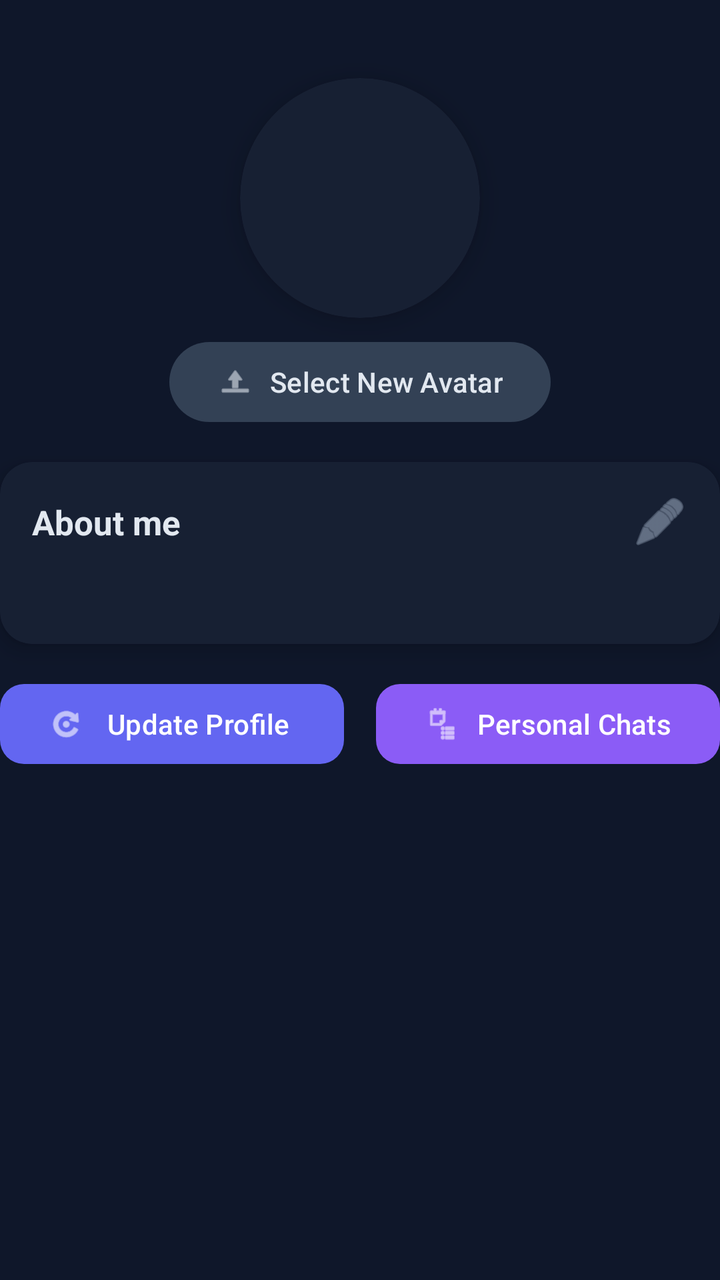
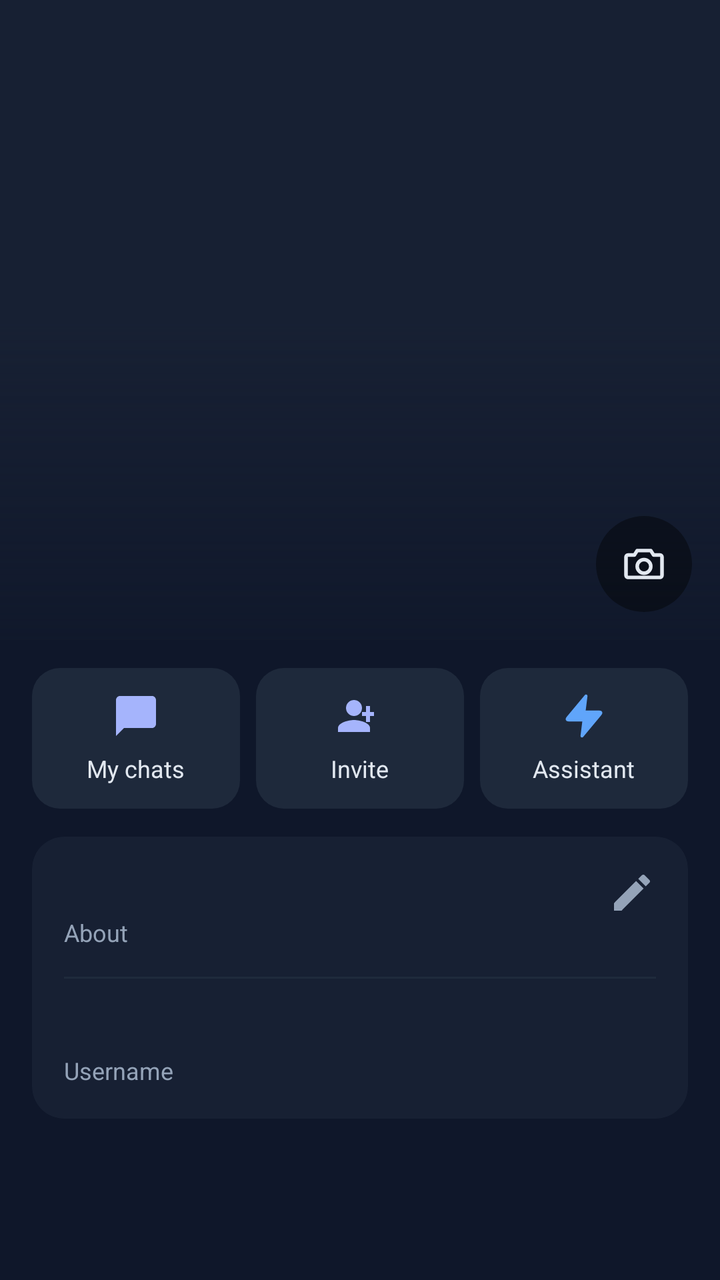

Two renders of the same Android screen: before a commit and after it. Below are the layout's source before the change and the commit's diff.
<!-- AndroidManifest.xml: application theme Theme.UnlimitedPossibilities12 -->
<!-- res/layout/fragment_profile.xml -->
<?xml version="1.0" encoding="utf-8"?>
<androidx.constraintlayout.widget.ConstraintLayout xmlns:android="http://schemas.android.com/apk/res/android"
    xmlns:app="http://schemas.android.com/apk/res-auto"
    android:layout_width="match_parent"
    android:layout_height="match_parent"
    android:background="#0F172A"
    android:paddingTop="0dp"
    android:paddingStart="0dp"
    android:paddingEnd="0dp"
    android:paddingBottom="16dp"
    android:clipChildren="false"
    android:clipToPadding="false">

    
    <FrameLayout
        android:id="@+id/username_container"
        android:layout_width="0dp"
        android:layout_height="wrap_content"
        app:layout_constraintTop_toTopOf="parent"
        app:layout_constraintStart_toStartOf="parent"
        app:layout_constraintEnd_toEndOf="parent">

        <TextView
            android:id="@+id/username_text_view"
            android:layout_width="wrap_content"
            android:layout_height="wrap_content"
            android:layout_gravity="center"
            android:textSize="26sp"
            android:textStyle="bold"
            android:textColor="#E2E8F0" />

        <TextView
            android:id="@+id/status_text_view"
            android:layout_width="wrap_content"
            android:layout_height="wrap_content"
            android:layout_gravity="center"
            android:layout_marginTop="4dp"
            android:textSize="15sp"
            android:textColor="#94A3B8" />
    </FrameLayout>

    
    <androidx.cardview.widget.CardView
        android:id="@+id/avatar_card"
        android:layout_width="120dp"
        android:layout_height="120dp"
        app:layout_constraintTop_toBottomOf="@id/username_container"
        app:layout_constraintStart_toStartOf="parent"
        app:layout_constraintEnd_toEndOf="parent"
        app:cardCornerRadius="60dp"
        app:cardElevation="8dp"
        app:cardBackgroundColor="#172033"
        android:layout_marginTop="4dp">

        <FrameLayout
            android:layout_width="match_parent"
            android:layout_height="match_parent"
            android:padding="4dp">

            <ImageView
                android:id="@+id/avatar_image_view"
                android:layout_width="match_parent"
                android:layout_height="match_parent"
                android:scaleType="centerCrop"
                android:contentDescription="User avatar" />

            <TextView
                android:id="@+id/avatar_text_view"
                android:layout_width="match_parent"
                android:layout_height="match_parent"
                android:gravity="center"
                android:textSize="42sp"
                android:textStyle="bold"
                android:textColor="#E2E8F0"
                android:visibility="gone" />
        </FrameLayout>
    </androidx.cardview.widget.CardView>

    
    <View
        android:id="@+id/status_indicator"
        android:layout_width="18dp"
        android:layout_height="18dp"
        android:background="@drawable/circle_green"
        android:visibility="gone"
        app:layout_constraintEnd_toEndOf="@id/avatar_card"
        app:layout_constraintBottom_toBottomOf="@id/avatar_card"
        android:layout_marginEnd="8dp"
        android:layout_marginBottom="8dp" />

    
    <com.google.android.material.button.MaterialButton
        android:id="@+id/avatar_input_button"
        android:layout_width="wrap_content"
        android:layout_height="wrap_content"
        android:text="Select New Avatar"
        android:textSize="14sp"
        app:cornerRadius="20dp"
        app:backgroundTint="#334155"
        android:textColor="#E2E8F0"
        android:visibility="visible"
        app:layout_constraintTop_toBottomOf="@id/avatar_card"
        app:layout_constraintStart_toStartOf="parent"
        app:layout_constraintEnd_toEndOf="parent"
        android:layout_marginTop="8dp"
        app:icon="@android:drawable/ic_menu_upload"
        app:iconTint="#E2E8F0" />

    
    <androidx.cardview.widget.CardView
        android:id="@+id/bio_card"
        android:layout_width="0dp"
        android:layout_height="wrap_content"
        app:layout_constraintTop_toBottomOf="@id/avatar_input_button"
        app:layout_constraintStart_toStartOf="parent"
        app:layout_constraintEnd_toEndOf="parent"
        android:layout_marginTop="16dp"
        app:cardCornerRadius="16dp"
        app:cardElevation="6dp"
        app:cardBackgroundColor="#172033">

        <LinearLayout
            android:layout_width="match_parent"
            android:layout_height="wrap_content"
            android:orientation="vertical"
            android:padding="16dp">

            <LinearLayout
                android:layout_width="match_parent"
                android:layout_height="wrap_content"
                android:orientation="horizontal"
                android:gravity="center_vertical">

                <TextView
                    android:id="@+id/bio_title"
                    android:layout_width="0dp"
                    android:layout_height="wrap_content"
                    android:layout_weight="1"
                    android:text="About me"
                    android:textSize="17sp"
                    android:textStyle="bold"
                    android:textColor="#E2E8F0" />

                <ImageView
                    android:id="@+id/bio_edit_icon"
                    android:layout_width="28dp"
                    android:layout_height="28dp"
                    android:src="@android:drawable/ic_menu_edit"
                    android:tint="#94A3B8"
                    android:visibility="visible"
                    android:background="?attr/selectableItemBackgroundBorderless" />
            </LinearLayout>

            <TextView
                android:id="@+id/bio_text_view"
                android:layout_width="match_parent"
                android:layout_height="wrap_content"
                android:textSize="15.5sp"
                android:textColor="#CBD5E1"
                android:layout_marginTop="10dp"
                android:maxLines="6"
                android:ellipsize="end" />

            <EditText
                android:id="@+id/bio_edit_text"
                android:layout_width="match_parent"
                android:layout_height="wrap_content"
                android:textSize="15.5sp"
                android:textColor="#E2E8F0"
                android:background="@drawable/edit_text_dark_background"
                android:padding="12dp"
                android:maxLength="244"
                android:visibility="gone"
                android:layout_marginTop="8dp" />
        </LinearLayout>
    </androidx.cardview.widget.CardView>

    
    <LinearLayout
        android:id="@+id/current_user_buttons"
        android:layout_width="0dp"
        android:layout_height="wrap_content"
        android:orientation="horizontal"
        android:gravity="center"
        android:visibility="visible"
        app:layout_constraintTop_toBottomOf="@id/bio_card"
        app:layout_constraintStart_toStartOf="parent"
        app:layout_constraintEnd_toEndOf="parent"
        android:layout_marginTop="16dp">

        <com.google.android.material.button.MaterialButton
            android:id="@+id/update_button"
            android:layout_width="0dp"
            android:layout_height="wrap_content"
            android:layout_weight="1"
            android:text="Update Profile"
            app:cornerRadius="12dp"
            app:backgroundTint="#6366F1"
            android:textColor="#FFFFFF"
            android:layout_marginEnd="8dp"
            app:icon="@android:drawable/ic_menu_rotate"
            app:iconTint="#FFFFFF" />

        <com.google.android.material.button.MaterialButton
            android:id="@+id/personal_chats_button"
            android:layout_width="0dp"
            android:layout_height="wrap_content"
            android:layout_weight="1"
            android:text="Personal Chats"
            app:cornerRadius="12dp"
            app:backgroundTint="#8B5CF6"
            android:textColor="#FFFFFF"
            android:layout_marginStart="8dp"
            app:icon="@android:drawable/ic_menu_agenda"
            app:iconTint="#FFFFFF" />
    </LinearLayout>

</androidx.constraintlayout.widget.ConstraintLayout>
<!-- resources referenced by this layout -->
<resources>
  <!-- drawable edit_text_dark_background (drawable) -->
  <?xml version="1.0" encoding="utf-8"?>
  <shape xmlns:android="http://schemas.android.com/apk/res/android">
      <solid android:color="#1E2937" />
      <stroke android:width="1dp" android:color="#334155" />
      <corners android:radius="12dp" />
  </shape>
  <!-- unchanged entries left out for length: 3 -->
</resources>

<!-- the commit's change to res/layout/fragment_profile.xml (unified diff, before → after) -->
@@ -1,218 +1,317 @@
 <?xml version="1.0" encoding="utf-8"?>
-<androidx.constraintlayout.widget.ConstraintLayout xmlns:android="http://schemas.android.com/apk/res/android"
+<androidx.core.widget.NestedScrollView
+    xmlns:android="http://schemas.android.com/apk/res/android"
     xmlns:app="http://schemas.android.com/apk/res-auto"
+    android:id="@+id/profile_scroll"
     android:layout_width="match_parent"
     android:layout_height="match_parent"
     android:background="#0F172A"
-    android:paddingTop="0dp"
-    android:paddingStart="0dp"
-    android:paddingEnd="0dp"
-    android:paddingBottom="16dp"
-    android:clipChildren="false"
-    android:clipToPadding="false">
-
-    
-    <FrameLayout
-        android:id="@+id/username_container"
-        android:layout_width="0dp"
+    android:fillViewport="true">
+
+    <androidx.constraintlayout.widget.ConstraintLayout
+        android:layout_width="match_parent"
         android:layout_height="wrap_content"
-        app:layout_constraintTop_toTopOf="parent"
-        app:layout_constraintStart_toStartOf="parent"
-        app:layout_constraintEnd_toEndOf="parent">
-
-        <TextView
-            android:id="@+id/username_text_view"
-            android:layout_width="wrap_content"
-            android:layout_height="wrap_content"
-            android:layout_gravity="center"
-            android:textSize="26sp"
-            android:textStyle="bold"
-            android:textColor="#E2E8F0" />
-
-        <TextView
-            android:id="@+id/status_text_view"
-            android:layout_width="wrap_content"
-            android:layout_height="wrap_content"
-            android:layout_gravity="center"
-            android:layout_marginTop="4dp"
-            android:textSize="15sp"
-            android:textColor="#94A3B8" />
-    </FrameLayout>
-
-    
-    <androidx.cardview.widget.CardView
-        android:id="@+id/avatar_card"
-        android:layout_width="120dp"
-        android:layout_height="120dp"
-        app:layout_constraintTop_toBottomOf="@id/username_container"
-        app:layout_constraintStart_toStartOf="parent"
-        app:layout_constraintEnd_toEndOf="parent"
-        app:cardCornerRadius="60dp"
-        app:cardElevation="8dp"
-        app:cardBackgroundColor="#172033"
-        android:layout_marginTop="4dp">
-
+        android:paddingBottom="88dp">
+
+        
         <FrameLayout
-            android:layout_width="match_parent"
-            android:layout_height="match_parent"
-            android:padding="4dp">
+            android:id="@+id/avatar_card"
+            android:layout_width="0dp"
+            android:layout_height="320dp"
+            app:layout_constraintTop_toTopOf="parent"
+            app:layout_constraintStart_toStartOf="parent"
+            app:layout_constraintEnd_toEndOf="parent">
 
             <ImageView
                 android:id="@+id/avatar_image_view"
                 android:layout_width="match_parent"
                 android:layout_height="match_parent"
+                android:background="#172033"
                 android:scaleType="centerCrop"
-                android:contentDescription="User avatar" />
-
+                android:contentDescription="My avatar" />
+
+            
             <TextView
                 android:id="@+id/avatar_text_view"
                 android:layout_width="match_parent"
                 android:layout_height="match_parent"
                 android:gravity="center"
-                android:textSize="42sp"
+                android:textSize="96sp"
                 android:textStyle="bold"
                 android:textColor="#E2E8F0"
                 android:visibility="gone" />
+
+            <View
+                android:layout_width="match_parent"
+                android:layout_height="160dp"
+                android:layout_gravity="bottom"
+                android:background="@drawable/bg_header_scrim" />
+
+            <LinearLayout
+                android:id="@+id/username_container"
+                android:layout_width="match_parent"
+                android:layout_height="wrap_content"
+                android:layout_gravity="bottom"
+                android:orientation="vertical"
+                android:paddingStart="20dp"
+                android:paddingEnd="76dp"
+                android:paddingBottom="18dp">
+
+                <TextView
+                    android:id="@+id/username_text_view"
+                    android:layout_width="wrap_content"
+                    android:layout_height="wrap_content"
+                    android:ellipsize="end"
+                    android:maxLines="1"
+                    android:textSize="26sp"
+                    android:textStyle="bold"
+                    android:textColor="#FFFFFF"
+                    android:shadowColor="#80000000"
+                    android:shadowDx="0"
+                    android:shadowDy="1"
+                    android:shadowRadius="6" />
+
+                <LinearLayout
+                    android:layout_width="wrap_content"
+                    android:layout_height="wrap_content"
+                    android:layout_marginTop="2dp"
+                    android:gravity="center_vertical"
+                    android:orientation="horizontal">
+
+                    <View
+                        android:id="@+id/status_indicator"
+                        android:layout_width="8dp"
+                        android:layout_height="8dp"
+                        android:layout_marginEnd="6dp"
+                        android:background="@drawable/circle_green"
+                        android:visibility="gone" />
+
+                    <TextView
+                        android:id="@+id/status_text_view"
+                        android:layout_width="wrap_content"
+                        android:layout_height="wrap_content"
+                        android:textSize="14sp"
+                        android:textColor="#CBD5E1" />
+                </LinearLayout>
+            </LinearLayout>
+
+            
+            <ImageView
+                android:id="@+id/avatar_input_button"
+                android:layout_width="48dp"
+                android:layout_height="48dp"
+                android:layout_gravity="bottom|end"
+                android:layout_margin="14dp"
+                android:background="@drawable/bg_header_button"
+                android:clickable="true"
+                android:focusable="true"
+                android:contentDescription="@string/select_avatar"
+                android:padding="12dp"
+                android:scaleType="fitCenter"
+                android:src="@drawable/ic_camera_outline"
+                app:tint="#E2E8F0" />
         </FrameLayout>
-    </androidx.cardview.widget.CardView>
-
-    
-    <View
-        android:id="@+id/status_indicator"
-        android:layout_width="18dp"
-        android:layout_height="18dp"
-        android:background="@drawable/circle_green"
-        android:visibility="gone"
-        app:layout_constraintEnd_toEndOf="@id/avatar_card"
-        app:layout_constraintBottom_toBottomOf="@id/avatar_card"
-        android:layout_marginEnd="8dp"
-        android:layout_marginBottom="8dp" />
-
-    
-    <com.google.android.material.button.MaterialButton
-        android:id="@+id/avatar_input_button"
-        android:layout_width="wrap_content"
-        android:layout_height="wrap_content"
-        android:text="Select New Avatar"
-        android:textSize="14sp"
-        app:cornerRadius="20dp"
-        app:backgroundTint="#334155"
-        android:textColor="#E2E8F0"
-        android:visibility="visible"
-        app:layout_constraintTop_toBottomOf="@id/avatar_card"
-        app:layout_constraintStart_toStartOf="parent"
-        app:layout_constraintEnd_toEndOf="parent"
-        android:layout_marginTop="8dp"
-        app:icon="@android:drawable/ic_menu_upload"
-        app:iconTint="#E2E8F0" />
-
-    
-    <androidx.cardview.widget.CardView
-        android:id="@+id/bio_card"
-        android:layout_width="0dp"
-        android:layout_height="wrap_content"
-        app:layout_constraintTop_toBottomOf="@id/avatar_input_button"
-        app:layout_constraintStart_toStartOf="parent"
-        app:layout_constraintEnd_toEndOf="parent"
-        android:layout_marginTop="16dp"
-        app:cardCornerRadius="16dp"
-        app:cardElevation="6dp"
-        app:cardBackgroundColor="#172033">
-
+
+        
         <LinearLayout
-            android:layout_width="match_parent"
-            android:layout_height="wrap_content"
-            android:orientation="vertical"
-            android:padding="16dp">
-
-            <LinearLayout
-                android:layout_width="match_parent"
-                android:layout_height="wrap_content"
-                android:orientation="horizontal"
-                android:gravity="center_vertical">
-
-                <TextView
-                    android:id="@+id/bio_title"
-                    android:layout_width="0dp"
-                    android:layout_height="wrap_content"
-                    android:layout_weight="1"
-                    android:text="About me"
-                    android:textSize="17sp"
-                    android:textStyle="bold"
-                    android:textColor="#E2E8F0" />
-
-                <ImageView
-                    android:id="@+id/bio_edit_icon"
-                    android:layout_width="28dp"
-                    android:layout_height="28dp"
-                    android:src="@android:drawable/ic_menu_edit"
-                    android:tint="#94A3B8"
-                    android:visibility="visible"
-                    android:background="?attr/selectableItemBackgroundBorderless" />
-            </LinearLayout>
-
-            <TextView
-                android:id="@+id/bio_text_view"
-                android:layout_width="match_parent"
-                android:layout_height="wrap_content"
-                android:textSize="15.5sp"
-                android:textColor="#CBD5E1"
-                android:layout_marginTop="10dp"
-                android:maxLines="6"
-                android:ellipsize="end" />
-
-            <EditText
-                android:id="@+id/bio_edit_text"
-                android:layout_width="match_parent"
-                android:layout_height="wrap_content"
-                android:textSize="15.5sp"
-                android:textColor="#E2E8F0"
-                android:background="@drawable/edit_text_dark_background"
-                android:padding="12dp"
-                android:maxLength="244"
-                android:visibility="gone"
-                android:layout_marginTop="8dp" />
-        </LinearLayout>
-    </androidx.cardview.widget.CardView>
-
-    
-    <LinearLayout
-        android:id="@+id/current_user_buttons"
-        android:layout_width="0dp"
-        android:layout_height="wrap_content"
-        android:orientation="horizontal"
-        android:gravity="center"
-        android:visibility="visible"
-        app:layout_constraintTop_toBottomOf="@id/bio_card"
-        app:layout_constraintStart_toStartOf="parent"
-        app:layout_constraintEnd_toEndOf="parent"
-        android:layout_marginTop="16dp">
-
-        <com.google.android.material.button.MaterialButton
-            android:id="@+id/update_button"
+            android:id="@+id/actions_row"
             android:layout_width="0dp"
             android:layout_height="wrap_content"
-            android:layout_weight="1"
-            android:text="Update Profile"
-            app:cornerRadius="12dp"
-            app:backgroundTint="#6366F1"
-            android:textColor="#FFFFFF"
-            android:layout_marginEnd="8dp"
-            app:icon="@android:drawable/ic_menu_rotate"
-            app:iconTint="#FFFFFF" />
-
-        <com.google.android.material.button.MaterialButton
-            android:id="@+id/personal_chats_button"
+            android:layout_marginTop="14dp"
+            android:orientation="horizontal"
+            android:paddingHorizontal="12dp"
+            app:layout_constraintTop_toBottomOf="@id/avatar_card"
+            app:layout_constraintStart_toStartOf="parent"
+            app:layout_constraintEnd_toEndOf="parent">
+
+            <LinearLayout
+                android:id="@+id/personal_chats_button"
+                android:layout_width="0dp"
+                android:layout_height="wrap_content"
+                android:layout_weight="1"
+                android:layout_marginHorizontal="4dp"
+                android:background="@drawable/bg_profile_tile"
+                android:clickable="true"
+                android:focusable="true"
+                android:gravity="center"
+                android:orientation="vertical"
+                android:paddingVertical="12dp">
+
+                <ImageView
+                    android:layout_width="24dp"
+                    android:layout_height="24dp"
+                    android:src="@drawable/ic_group_chats"
+                    android:contentDescription="@string/tile_my_chats"
+                    app:tint="#A5B4FC" />
+
+                <TextView
+                    android:layout_width="wrap_content"
+                    android:layout_height="wrap_content"
+                    android:layout_marginTop="6dp"
+                    android:text="@string/tile_my_chats"
+                    android:textSize="12sp"
+                    android:textColor="#E2E8F0" />
+            </LinearLayout>
+
+            <LinearLayout
+                android:id="@+id/invite_tile"
+                android:layout_width="0dp"
+                android:layout_height="wrap_content"
+                android:layout_weight="1"
+                android:layout_marginHorizontal="4dp"
+                android:background="@drawable/bg_profile_tile"
+                android:clickable="true"
+                android:focusable="true"
+                android:gravity="center"
+                android:orientation="vertical"
+                android:paddingVertical="12dp">
+
+                <ImageView
+                    android:layout_width="24dp"
+                    android:layout_height="24dp"
+                    android:src="@drawable/ic_group_add"
+                    android:contentDescription="@string/tile_invite"
+                    app:tint="#A5B4FC" />
+
+                <TextView
+                    android:layout_width="wrap_content"
+                    android:layout_height="wrap_content"
+                    android:layout_marginTop="6dp"
+                    android:text="@string/tile_invite"
+                    android:textSize="12sp"
+                    android:textColor="#E2E8F0" />
+            </LinearLayout>
+
+            <LinearLayout
+                android:id="@+id/assistant_tile"
+                android:layout_width="0dp"
+                android:layout_height="wrap_content"
+                android:layout_weight="1"
+                android:layout_marginHorizontal="4dp"
+                android:background="@drawable/bg_profile_tile"
+                android:clickable="true"
+                android:focusable="true"
+                android:gravity="center"
+                android:orientation="vertical"
+                android:paddingVertical="12dp">
+
+                <ImageView
+                    android:layout_width="24dp"
+                    android:layout_height="24dp"
+                    android:src="@drawable/ic_assistant_molnia"
+                    android:contentDescription="@string/tile_assistant" />
+
+                <TextView
+                    android:layout_width="wrap_content"
+                    android:layout_height="wrap_content"
+                    android:layout_marginTop="6dp"
+                    android:text="@string/tile_assistant"
+                    android:textSize="12sp"
+                    android:textColor="#E2E8F0" />
+            </LinearLayout>
+        </LinearLayout>
+
+        
+        <androidx.cardview.widget.CardView
+            android:id="@+id/bio_card"
             android:layout_width="0dp"
             android:layout_height="wrap_content"
-            android:layout_weight="1"
-            android:text="Personal Chats"
-            app:cornerRadius="12dp"
-            app:backgroundTint="#8B5CF6"
-            android:textColor="#FFFFFF"
-            android:layout_marginStart="8dp"
-            app:icon="@android:drawable/ic_menu_agenda"
-            app:iconTint="#FFFFFF" />
-    </LinearLayout>
-
-</androidx.constraintlayout.widget.ConstraintLayout>
+            android:layout_marginHorizontal="16dp"
+            android:layout_marginTop="14dp"
+            app:cardBackgroundColor="#172033"
+            app:cardCornerRadius="16dp"
+            app:cardElevation="0dp"
+            app:layout_constraintTop_toBottomOf="@id/actions_row"
+            app:layout_constraintStart_toStartOf="parent"
+            app:layout_constraintEnd_toEndOf="parent">
+
+            <LinearLayout
+                android:layout_width="match_parent"
+                android:layout_height="wrap_content"
+                android:orientation="vertical"
+                android:padding="16dp">
+
+                <LinearLayout
+                    android:layout_width="match_parent"
+                    android:layout_height="wrap_content"
+                    android:baselineAligned="false"
+                    android:orientation="horizontal">
+
+                    <LinearLayout
+                        android:layout_width="0dp"
+                        android:layout_height="wrap_content"
+                        android:layout_weight="1"
+                        android:orientation="vertical">
+
+                        <TextView
+                            android:id="@+id/bio_text_view"
+                            android:layout_width="match_parent"
+                            android:layout_height="wrap_content"
+                            android:textSize="16sp"
+                            android:textColor="#E2E8F0" />
+
+                        <TextView
+                            android:id="@+id/bio_title"
+                            android:layout_width="wrap_content"
+                            android:layout_height="wrap_content"
+                            android:layout_marginTop="2dp"
+                            android:text="@string/profile_about"
+                            android:textSize="12sp"
+                            android:textColor="#94A3B8" />
+                    </LinearLayout>
+
+                    <ImageView
+                        android:id="@+id/bio_edit_icon"
+                        android:layout_width="24dp"
+                        android:layout_height="24dp"
+                        android:background="?attr/selectableItemBackgroundBorderless"
+                        android:clickable="true"
+                        android:focusable="true"
+                        android:contentDescription="Edit"
+                        android:src="@drawable/ic_edit"
+                        app:tint="#94A3B8" />
+                </LinearLayout>
+
+                <View
+                    android:layout_width="match_parent"
+                    android:layout_height="1dp"
+                    android:layout_marginVertical="14dp"
+                    android:background="#1F2A3C" />
+
+                <TextView
+                    android:id="@+id/username_handle"
+                    android:layout_width="match_parent"
+                    android:layout_height="wrap_content"
+                    android:textSize="16sp"
+                    android:textColor="#E2E8F0" />
+
+                <TextView
+                    android:layout_width="wrap_content"
+                    android:layout_height="wrap_content"
+                    android:layout_marginTop="2dp"
+                    android:text="@string/profile_username"
+                    android:textSize="12sp"
+                    android:textColor="#94A3B8" />
+            </LinearLayout>
+        </androidx.cardview.widget.CardView>
+
+        
+        <LinearLayout
+            android:id="@+id/current_user_buttons"
+            android:layout_width="0dp"
+            android:layout_height="wrap_content"
+            android:orientation="horizontal"
+            android:visibility="gone"
+            app:layout_constraintTop_toBottomOf="@id/bio_card"
+            app:layout_constraintStart_toStartOf="parent"
+            app:layout_constraintEnd_toEndOf="parent">
+
+            <com.google.android.material.button.MaterialButton
+                android:id="@+id/update_button"
+                android:layout_width="wrap_content"
+                android:layout_height="wrap_content"
+                android:text="@string/update_profile"
+                android:visibility="gone" />
+        </LinearLayout>
+    </androidx.constraintlayout.widget.ConstraintLayout>
+</androidx.core.widget.NestedScrollView>
<!-- resource entries referenced after the edit -->
@@ -1,12 +1,115 @@
 <!-- resources referenced by this layout -->
 <resources>
-  <!-- drawable edit_text_dark_background (drawable) -->
+  <!-- drawable bg_header_button (drawable) -->
+  <?xml version="1.0" encoding="utf-8"?>
+  <shape xmlns:android="http://schemas.android.com/apk/res/android"
+      android:shape="oval">
+      <solid android:color="#66000000" />
+  </shape>
+  <!-- drawable bg_header_scrim (drawable) -->
   <?xml version="1.0" encoding="utf-8"?>
   <shape xmlns:android="http://schemas.android.com/apk/res/android">
-      <solid android:color="#1E2937" />
-      <stroke android:width="1dp" android:color="#334155" />
-      <corners android:radius="12dp" />
+      <gradient
+          android:angle="90"
+          android:startColor="#E60F172A"
+          android:centerColor="#730F172A"
+          android:endColor="#000F172A" />
   </shape>
+  <!-- drawable bg_profile_tile (drawable) -->
+  <?xml version="1.0" encoding="utf-8"?>
+  <ripple xmlns:android="http://schemas.android.com/apk/res/android"
+      android:color="#334155">
+      <item>
+          <shape android:shape="rectangle">
+              <solid android:color="#1E293B" />
+              <corners android:radius="14dp" />
+          </shape>
+      </item>
+  </ripple>
+  <!-- drawable ic_assistant_molnia (drawable) -->
+  <?xml version="1.0" encoding="utf-8"?>
+  <vector xmlns:android="http://schemas.android.com/apk/res/android"
+      android:width="32dp"
+      android:height="32dp"
+      android:viewportWidth="24"
+      android:viewportHeight="24">
+  
+      <path
+          android:pathData="M13,2 L4.09344,12.6879 C3.74461,13.1064 3.5702,13.3157 3.56738,13.4925 C3.5649,13.6461 3.63372,13.7923 3.75324,13.8889 C3.89073,14 4.16316,14 4.70803,14 H12 L11,22 L19.9066,11.3121 C20.2554,10.8936 20.4298,10.6843 20.4326,10.5075 C20.4351,10.3539 20.3663,10.2077 20.2468,10.1111 C20.1093,10 19.8368,10 19.292,10 H12 L13,2 Z"
+          android:fillColor="#60A5FA"
+          android:strokeColor="#60A5FA"
+          android:strokeWidth="1.5"
+          android:strokeLineCap="round"
+          android:strokeLineJoin="round" />
+  
+  </vector>
+  <!-- drawable ic_camera_outline (drawable) -->
+  <?xml version="1.0" encoding="utf-8"?>
+  <vector xmlns:android="http://schemas.android.com/apk/res/android"
+      android:width="24dp"
+      android:height="24dp"
+      android:viewportWidth="24"
+      android:viewportHeight="24">
+  
+      <path
+          android:fillColor="#00000000"
+          android:strokeColor="#FFFFFF"
+          android:strokeWidth="1.8"
+          android:strokeLineJoin="round"
+          android:pathData="M4,7.5h3.2l1.4,-2.2h6.8l1.4,2.2H20a1,1 0 0 1 1,1v9.2a1,1 0 0 1 -1,1H4a1,1 0 0 1 -1,-1V8.5a1,1 0 0 1 1,-1z" />
+  
+      <path
+          android:fillColor="#00000000"
+          android:strokeColor="#FFFFFF"
+          android:strokeWidth="1.8"
+          android:pathData="M12,16.6a3.4,3.4 0 1,0 0,-6.8a3.4,3.4 0 1,0 0,6.8z" />
+  </vector>
+  <!-- drawable ic_edit (drawable) -->
+  <vector xmlns:android="http://schemas.android.com/apk/res/android"
+      android:width="24dp"
+      android:height="24dp"
+      android:viewportWidth="24"
+      android:viewportHeight="24"
+      android:tint="#94A3B8">
+  
+      <path
+          android:fillColor="#94A3B8"
+          android:pathData="M3,17.25V21h3.75L17.81,9.94l-3.75-3.75L3,17.25zM20.71,7.04c0.39-0.39,0.39-1.02,0-1.41l-2.34-2.34c-0.39-0.39-1.02-0.39-1.41,0l-1.83,1.83 3.75,3.75 1.83-1.83z"/>
+  </vector>
+  <!-- drawable ic_group_add (drawable) -->
+  <?xml version="1.0" encoding="utf-8"?>
+  <vector xmlns:android="http://schemas.android.com/apk/res/android"
+      android:width="24dp"
+      android:height="24dp"
+      android:viewportWidth="24"
+      android:viewportHeight="24">
+      <path
+          android:fillColor="#FFFFFF"
+          android:pathData="M9,12c2.21,0 4,-1.79 4,-4s-1.79,-4 -4,-4 -4,1.79 -4,4 1.79,4 4,4z" />
+      <path
+          android:fillColor="#FFFFFF"
+          android:pathData="M9,14c-2.67,0 -8,1.34 -8,4v2h16v-2c0,-2.66 -5.33,-4 -8,-4z" />
+      <path
+          android:fillColor="#FFFFFF"
+          android:pathData="M19,10h-2v-3h-2v3h-2v2h2v3h2v-3h2z" />
+  </vector>
+  <!-- drawable ic_group_chats (drawable) -->
+  <vector xmlns:android="http://schemas.android.com/apk/res/android"
+      android:width="24dp"
+      android:height="24dp"
+      android:viewportWidth="24"
+      android:viewportHeight="24">
+      <path
+          android:fillColor="#FFFFFF"
+          android:pathData="M20,2H4C2.9,2 2,2.9 2,4L2,22L6,18L20,18C21.1,18 22,17.1 22,16L22,4C22,2.9 21.1,2 20,2Z"/>
+  </vector>
+  <string name="profile_about">About</string>
+  <string name="profile_username">Username</string>
+  <string name="select_avatar">Select New Avatar</string>
+  <string name="tile_assistant">Assistant</string>
+  <string name="tile_invite">Invite</string>
+  <string name="tile_my_chats">My chats</string>
+  <string name="update_profile">Update Profile</string>
   <!-- unchanged entries left out for length: 3 -->
 </resources>
 
